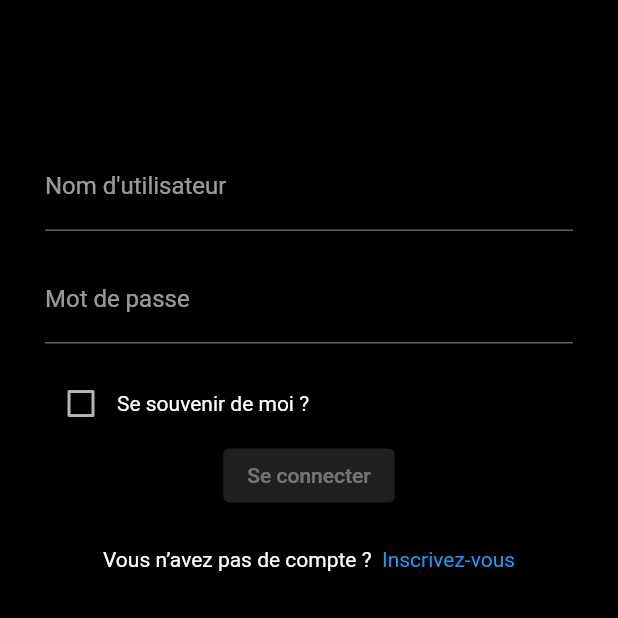
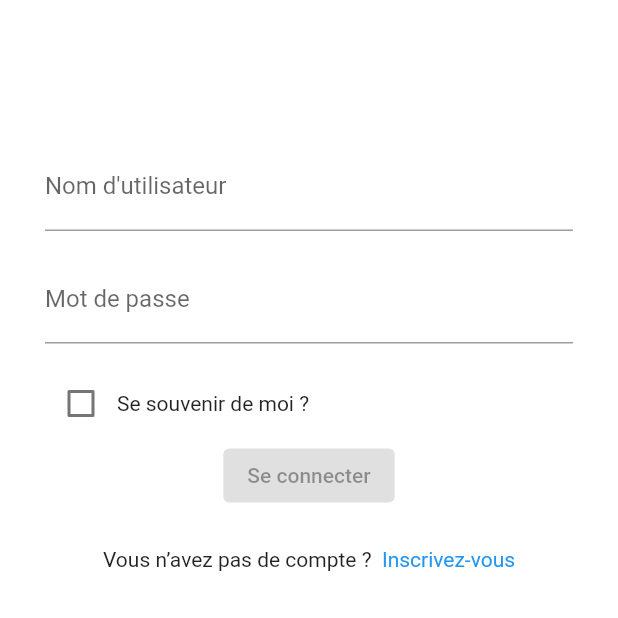
Before and after one commit to anthonyLafolie/watchIt_ui, a Flutter app: the screen it shows after launch, on a phone screen of 412 x 824 dp, the top half of it. Run offline on Flutter 3.47's test engine with Material 2 defaults, Android fonts, the phone set to English and light mode, and no system bars; our stand-ins replace bloc, email_validator, equatable, flutter_bloc, flutter_secure_storage, formz and 1 more; accounts and stored records are empty; Roboto replaces fonts that are missing (Raleway).

Commit message:
use themeProviders rather than Change notifier

```diff
--- a/lib/app.dart
+++ b/lib/app.dart
@@ -1,12 +1,12 @@
 import 'package:flutter/material.dart';
 import 'package:flutter/services.dart';
 import 'package:flutter_bloc/flutter_bloc.dart';
-import 'package:provider/provider.dart';
 import 'package:watch_it/authentication/authentication.dart';
-import 'package:watch_it/common/theme_provider.dart';
+import 'package:watch_it/common/themes.dart';
 import 'package:watch_it/home/view/home_screen.dart';
 import 'package:watch_it/login/login.dart';
 import 'package:watch_it/splash/splash.dart';
+import 'package:theme_provider/theme_provider.dart';
 
 import 'repository/authentication_repository/authentication_repository.dart';
 import 'repository/user_repository/user_repository.dart';
@@ -53,12 +53,18 @@ class _AppViewState extends State<AppView> {
     SystemChrome.setSystemUIOverlayStyle(const SystemUiOverlayStyle(
       statusBarColor: Colors.transparent,
     ));
-    return ChangeNotifierProvider(
-        create: (_) => ThemeProvider(),
-        builder: (context, _) {
-          final themeProvider = Provider.of<ThemeProvider>(context);
-          return MaterialApp(
-            theme: themeProvider.themeData,
+    return ThemeProvider(
+      saveThemesOnChange: true,
+      loadThemeOnInit: true,
+      themes: [
+        AppTheme(
+            id: "light", data: Themes.themeLight, description: "Light theme"),
+        AppTheme(id: "dark", data: Themes.themeDark, description: "Dark theme"),
+      ],
+      child: ThemeConsumer(
+        child: Builder(
+          builder: (themeContext) => MaterialApp(
+            theme: ThemeProvider.themeOf(themeContext).data,
             title: 'Watch It',
             debugShowCheckedModeBanner: false,
             navigatorKey: _navigatorKey,
@@ -86,7 +92,9 @@ class _AppViewState extends State<AppView> {
               );
             },
             onGenerateRoute: (_) => SplashScreen.route(),
-          );
-        });
+          ),
+        ),
+      ),
+    );
   }
 }
--- a/lib/common/theme_provider.dart
+++ b/lib/common/themes.dart
@@ -1,13 +1,4 @@
 import 'package:flutter/material.dart';
-
-class ThemeProvider extends ChangeNotifier {
-  ThemeData themeData = Themes.themeDark;
-
-  void toggleTheme(bool darkMode) {
-    themeData = darkMode ? Themes.themeDark : Themes.themeLight;
-    notifyListeners();
-  }
-}
 
 class Themes {
   static final themeDark = ThemeData(
```
